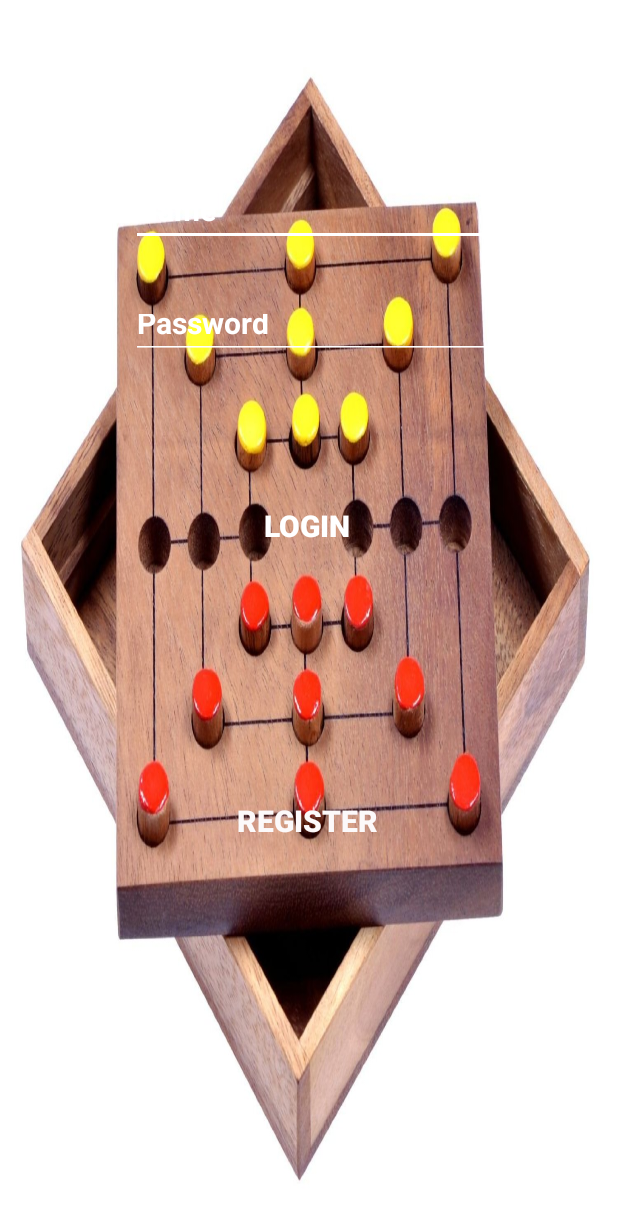
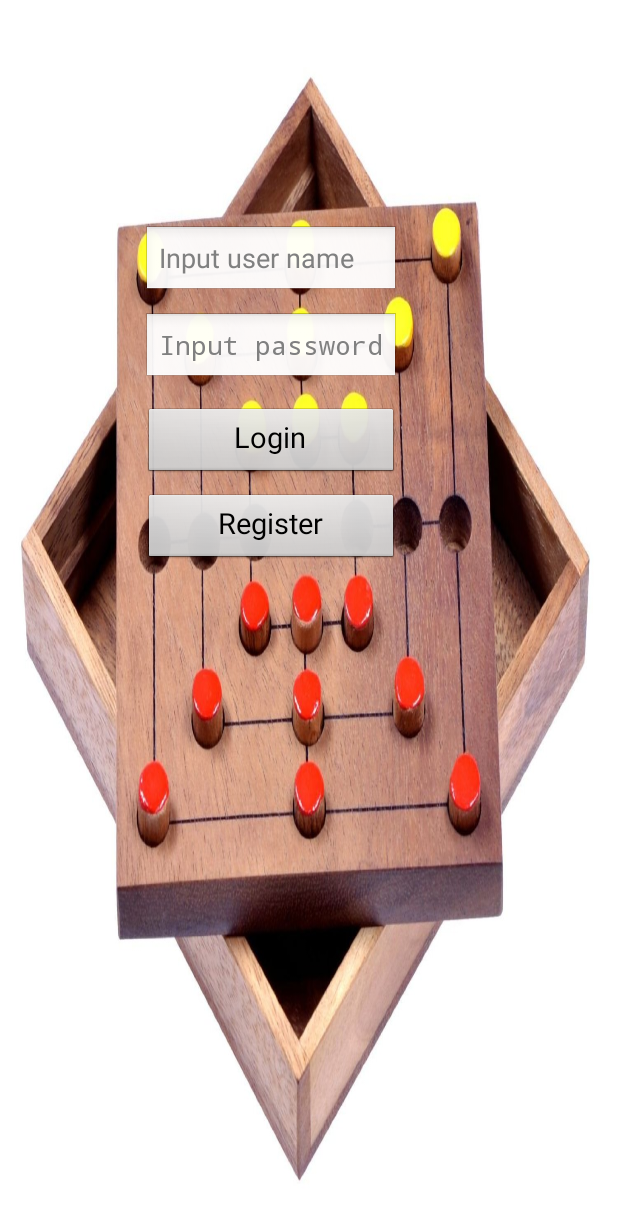
Before and after one commit to 702Hussein/Muehle, an Android app: the screen it shows after launch (MainActivity), on a phone screen of 412 x 824 dp. Shown: the top 1220 px of the screen. Run offline under Robolectric (Android 15) with nearby library versions, the phone set to English and light mode, and no system bars.

Commit message:
Login view geändert

```diff
--- a/app/src/main/java/com/example/abdelgani/muehle/Database.java
+++ b/app/src/main/java/com/example/abdelgani/muehle/Database.java
@@ -10,10 +10,17 @@ import android.support.annotation.Nullable;
 public class Database extends SQLiteOpenHelper
 {
     public static String DatabaseName = "User.db";
+    private static final int DatabaseVersion = 2;
     public static String TableName = "User_table";
+    private static final String Table_Score = "t_score";
+    private static final String col_Score_ID = "scoreID";
+    private static final String col_Score_player1 = "player1";
+    private static final String col_Score_player2 = "player2";
+    private static final String col_Score_winner = "winner";
+
 
     public Database( Context context) {
-        super( context, DatabaseName, null, 1 );
+        super( context, DatabaseName, null, DatabaseVersion );
     }
 
     @Override
@@ -23,9 +30,24 @@ public class Database extends SQLiteOpenHelper
     }
 
     @Override
-    public void onUpgrade(SQLiteDatabase sqLiteDatabase, int i, int i1)
+    public void onUpgrade(SQLiteDatabase sqLiteDatabase, int oldDbVersion, int newDbVersion)
     {
-        sqLiteDatabase.execSQL( "Drop table if exists " + TableName );
+        int upgradeTo = oldDbVersion + 1;
+        while (upgradeTo <= newDbVersion){
+            switch(upgradeTo){
+                case 2:
+                    sqLiteDatabase.execSQL( "PRAGMA foreign_keys = ON" );
+                    String	script = "CREATE TABLE "+Table_Score+"("+col_Score_ID+" INT PRIMARY KEY, "+
+                            col_Score_player1+" TEXT NOT NULL, "+
+                            col_Score_player2+" TEXT NOT NULL, "+
+                            col_Score_winner+" TEXT, " +
+                            "FOREIGN KEY ("+col_Score_player1+") REFERENCES "+TableName+" (Email), " +
+                            "FOREIGN KEY ("+col_Score_player2+") REFERENCES "+TableName+" (Email));";
+                    sqLiteDatabase.execSQL(script);
+                    break;
+            }
+            upgradeTo++;
+        }
     }
 
     //Insert content into Database
@@ -49,9 +71,9 @@ public class Database extends SQLiteOpenHelper
     public boolean checkAccount(String email, String password)
     {
         SQLiteDatabase db = this.getReadableDatabase();
-        Cursor cursor1 = db.rawQuery( "Select * from " + TableName + " Where email =? and  password =?" , new String[]{email, password} );
+        Cursor cursor1 = db.rawQuery( "Select * from " + TableName + " Where email =? AND password = ?" , new String[]{email, password}  );
         //Cursor cursor2 = db.rawQuery( "Select * from " + TableName + " Where password =?" , new String[]{password} );
-        if(cursor1.getCount() >0)
+        if(cursor1.getCount() >0 )//&& cursor2.getCount() >0)
         {
             return true;
         }
@@ -61,4 +83,16 @@ public class Database extends SQLiteOpenHelper
         }
     }
 
+    public boolean t_score_insert(String player1, String player2, String winner){
+        SQLiteDatabase db = this.getWritableDatabase();
+        ContentValues content = new ContentValues();
+        content.put(col_Score_player1, player1);
+        content.put(col_Score_player2, player2);
+        content.put(col_Score_winner, winner);
+        long rowID = db.insert(Table_Score, null, content);
+        if(rowID == -1)
+            return false;
+        return true;
+    }
+
 }
--- a/app/src/main/java/com/example/abdelgani/muehle/SecondActivity.java
+++ b/app/src/main/java/com/example/abdelgani/muehle/SecondActivity.java
@@ -52,6 +52,7 @@ public class SecondActivity extends AppCompatActivity
                 OpenSinglePlyerActivity();
             }
         } );
+        SinglePlayer.setVisibility(View.INVISIBLE);
 
         MultiPlayer = (Button)findViewById( R.id.btnMultiPlayerActivity );
         MultiPlayer.setOnClickListener( new View.OnClickListener() {
--- a/app/src/main/java/com/example/abdelgani/muehle/SinglePlayerActivity.java
+++ b/app/src/main/java/com/example/abdelgani/muehle/SinglePlayerActivity.java
@@ -473,7 +473,6 @@ public class SinglePlayerActivity extends AppCompatActivity {
 		sqLiteDB.t_score_insert(players[0].getName(),players[1].getName(),getActivePlayer().getName());
 		onBackPressed();
 	}
-
 	private Player getActivePlayer() {
 		return players[0].isActive() ? players[0] : players[1];
 	}
--- a/app/src/main/res/layout/activity_main.xml
+++ b/app/src/main/res/layout/activity_main.xml
@@ -1,88 +1,104 @@
 <?xml version="1.0" encoding="utf-8"?>
-<RelativeLayout xmlns:android="http://schemas.android.com/apk/res/android"
+<android.support.constraint.ConstraintLayout xmlns:android="http://schemas.android.com/apk/res/android"
+    android:layout_width="match_parent"
+    android:layout_height="match_parent"
     xmlns:app="http://schemas.android.com/apk/res-auto"
     xmlns:tools="http://schemas.android.com/tools"
-    android:id="@+id/LoginID"
-    android:layout_width="match_parent"
-    android:layout_height="match_parent"
     android:background="@drawable/login_background"
+    android:theme="@android:style/Theme.Dialog"
+
     tools:context=".MainActivity">
 
 
-    <!-- repository github:  AS https://www.youtube.com/watch?v=_d4fFFAJKVA
-         gitHub Tut:    https://www.youtube.com/watch?v=SWYqp7iY_Tc
-    -->
+    <TableLayout
+        android:id="@+id/tableLayout"
+        android:layout_width="match_parent"
+        android:layout_height="match_parent"
+        android:paddingTop="150dp"
+        android:paddingLeft="-50dp"
+        app:layout_constraintBottom_toBottomOf="parent"
+        app:layout_constraintTop_toTopOf="parent"
+        android:background="@android:color/transparent"
+        android:gravity="center_horizontal"
+        tools:layout_editor_absoluteX="57dp">
+
+        <TableRow
+            android:layout_width="match_parent"
+            android:layout_height="match_parent"
+            android:gravity="center_horizontal"
+            android:orientation="horizontal">
+
+
 
             <EditText
                 android:id="@+id/btnNameID"
-        android:layout_width="wrap_content"
-        android:layout_height="wrap_content"
-        android:layout_alignParentStart="true"
-        android:layout_alignParentTop="true"
+                android:hint="Input user name"
+                android:inputType="text" />
 
-        android:layout_alignParentEnd="true"
-        android:layout_marginStart="87dp"
-        android:layout_marginTop="116dp"
-        android:layout_marginEnd="57dp"
-        android:backgroundTint="@android:color/white"
-        android:hint="Name"
-        android:inputType="textPersonName"
-        android:textColor="@color/colorPrimaryDark"
-        android:textColorHint="@android:color/background_light"
-        android:textSize="20sp"
-        android:textStyle="bold" />
+        </TableRow>
+
+        <TableRow
+            android:layout_width="match_parent"
+            android:layout_height="match_parent"
+            android:gravity="center_horizontal"
+            android:paddingTop="10dp"
+            android:orientation="horizontal">
+
 
             <EditText
                 android:id="@+id/btnPasswordID"
-        android:layout_width="wrap_content"
-        android:layout_height="40dp"
-        android:layout_below="@+id/btnNameID"
-        android:layout_alignParentStart="true"
-        android:layout_alignParentEnd="true"
-        android:layout_marginStart="87dp"
-        android:layout_marginTop="35dp"
-        android:layout_marginEnd="57dp"
-        android:layout_marginBottom="20dp"
-        android:backgroundTint="@android:color/white"
-        android:hint="Password"
-        android:inputType="textPassword"
-        android:textColorHint="@android:color/background_light"
-        android:textSize="20sp"
-        android:textStyle="bold" />
+                android:hint="Input password"
+                android:inputType="textPassword" />
+
+        </TableRow>
+
+        <TableRow
+            android:layout_width="match_parent"
+            android:layout_height="match_parent"
+            android:gravity="center_horizontal"
+            android:orientation="horizontal">
+
+        </TableRow>
+
+        <TableRow android:gravity="center_horizontal">
 
             <Button
                 android:id="@+id/btnLoginID"
                 android:layout_width="wrap_content"
                 android:layout_height="wrap_content"
-        android:layout_below="@+id/btnPasswordID"
-        android:layout_alignParentStart="true"
-        android:layout_alignParentEnd="true"
-        android:layout_marginStart="147dp"
-        android:layout_marginTop="67dp"
-        android:layout_marginEnd="149dp"
-        android:background="@android:color/transparent"
+                android:layout_marginTop="15dp"
+                android:layout_marginBottom="5dp"
+                android:gravity="center_horizontal"
                 android:text="Login"
-        android:textColor="@android:color/background_light"
-        android:textSize="20sp"
-        android:textStyle="bold" />
+                android:textAllCaps="false"
+                android:textSize="19sp" />
+
+
+        </TableRow>
+
+        <TableRow android:gravity="center_horizontal">
 
             <Button
                 android:id="@+id/btnRegisterID"
                 android:layout_width="123dp"
-        android:layout_height="41dp"
-        android:layout_below="@+id/btnLoginID"
-        android:layout_alignParentStart="true"
-        android:layout_alignParentEnd="true"
-        android:layout_alignParentBottom="true"
-        android:layout_marginStart="129dp"
-        android:layout_marginTop="24dp"
-        android:layout_marginEnd="132dp"
-        android:layout_marginBottom="128dp"
-        android:background="@android:color/transparent"
+                android:layout_height="wrap_content"
+                android:layout_marginTop="4dp"
+                android:gravity="center_horizontal"
                 android:text="Register"
-        android:textColor="@color/colorAccent"
-        android:textSize="20sp"
-        android:textStyle="bold" />
+                android:textAllCaps="false"
+                android:textSize="19sp"
+                app:layout_constraintBottom_toBottomOf="@+id/tableLayout"
+                app:layout_constraintEnd_toEndOf="parent"
+                app:layout_constraintHorizontal_bias="0.501"
+                app:layout_constraintStart_toStartOf="parent"
+                app:layout_constraintTop_toTopOf="@+id/tableLayout"
+                app:layout_constraintVertical_bias="0.356" />
 
 
-</RelativeLayout>
+        </TableRow>
+
+    </TableLayout>
+
+
+
+</android.support.constraint.ConstraintLayout>
--- a/app/src/main/res/values/colors.xml
+++ b/app/src/main/res/values/colors.xml
@@ -5,4 +5,8 @@
     <color name="colorAccent">#fcf9fa</color>
     <color name="color_gameboard_bg">#ffffcc</color>
     <color name="gray">#8A4B08</color>
+    <color name="helllau">#A9D0F5</color>
+    <color name="hellblack">#A4A4A4</color>
+
+    <color name="green">#01DF01</color>
 </resources>
```
Lines whose indentation alone changed are shown as unchanged.
